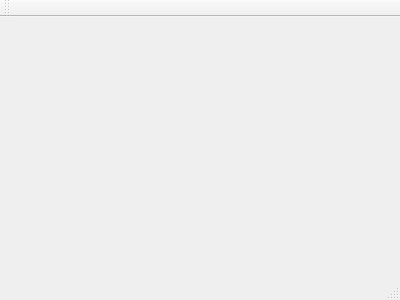
Before: the Qt Designer form mainwindow.ui in vieczorkamil/HMI-panel-PLC-S7-based-on-Raspberry-Pi-Engineering-Thesis, drawn with Qt 5.
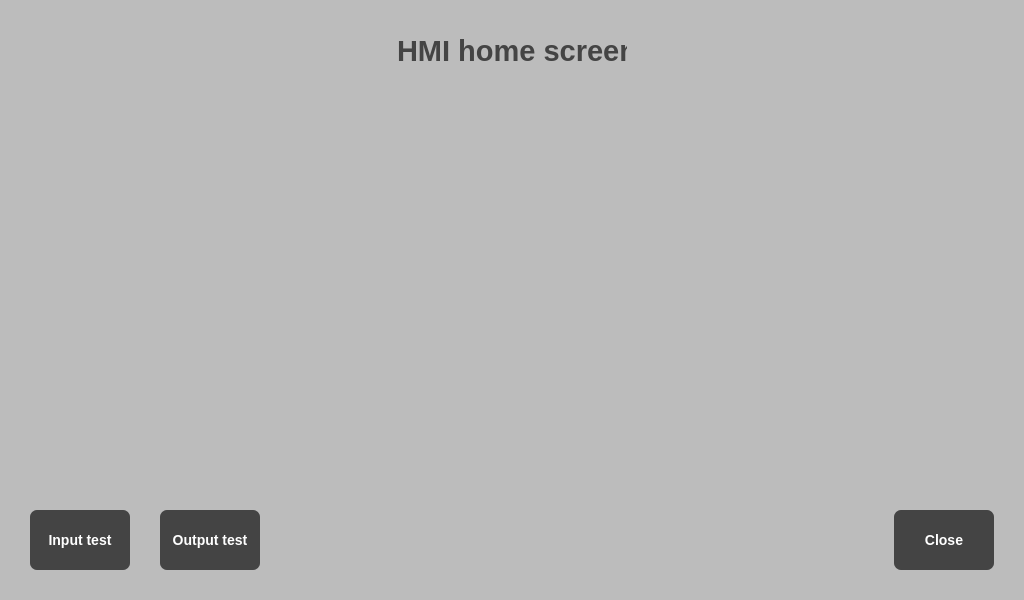
After: the same form once the commit is applied.

Commit message: Create two new ui form and few buttons

Patch:
```diff
--- a/mainwindow.ui
+++ b/mainwindow.ui
@@ -1,24 +1,113 @@
 <ui version="4.0">
  <class>MainWindow</class>
- <widget class="QMainWindow" name="MainWindow" >
-  <property name="geometry" >
+ <widget class="QMainWindow" name="MainWindow">
+  <property name="geometry">
    <rect>
     <x>0</x>
     <y>0</y>
-    <width>400</width>
-    <height>300</height>
+    <width>1024</width>
+    <height>600</height>
    </rect>
   </property>
   <property name="windowTitle" >
    <string>MainWindow</string>
   </property>
-  <widget class="QMenuBar" name="menuBar" />
-  <widget class="QToolBar" name="mainToolBar" />
-  <widget class="QWidget" name="centralWidget" />
-  <widget class="QStatusBar" name="statusBar" />
+  <widget class="QWidget" name="centralWidget">
+   <widget class="QStackedWidget" name="mainScreen">
+    <property name="geometry">
+     <rect>
+      <x>0</x>
+      <y>0</y>
+      <width>1024</width>
+      <height>600</height>
+     </rect>
+    </property>
+    <property name="styleSheet">
+     <string notr="true">#homeScreen{
+	background: rgb(188, 188, 188);
+}
+#infoLabel{
+	color: rgb(68, 68, 68);
+}
+QPushButton{
+	outline : 0px;
+	font: bold 14px;
+	color: white;
+	background: rgb(68, 68, 68);
+	border-radius: 7px;
+}
+
+QPushButton:pressed{ 
+	background:rgb(134, 134, 134) ;
+}</string>
+    </property>
+    <widget class="QWidget" name="homeScreen">
+     <widget class="QPushButton" name="inputTestButton">
+      <property name="geometry">
+       <rect>
+        <x>30</x>
+        <y>510</y>
+        <width>100</width>
+        <height>60</height>
+       </rect>
+      </property>
+      <property name="text">
+       <string>Input test</string>
+      </property>
+     </widget>
+     <widget class="QPushButton" name="outputTestButton">
+      <property name="geometry">
+       <rect>
+        <x>160</x>
+        <y>510</y>
+        <width>100</width>
+        <height>60</height>
+       </rect>
+      </property>
+      <property name="text">
+       <string>Output test</string>
+      </property>
+     </widget>
+     <widget class="QPushButton" name="closeButton">
+      <property name="geometry">
+       <rect>
+        <x>894</x>
+        <y>510</y>
+        <width>100</width>
+        <height>60</height>
+       </rect>
+      </property>
+      <property name="text">
+       <string>Close</string>
+      </property>
+     </widget>
+     <widget class="QLabel" name="infoLabel">
+      <property name="geometry">
+       <rect>
+        <x>397</x>
+        <y>30</y>
+        <width>230</width>
+        <height>41</height>
+       </rect>
+      </property>
+      <property name="font">
+       <font>
+        <pointsize>22</pointsize>
+        <weight>75</weight>
+        <italic>false</italic>
+        <bold>true</bold>
+       </font>
+      </property>
+      <property name="text">
+       <string>HMI home screen</string>
+      </property>
+     </widget>
+    </widget>
+    <widget class="QWidget" name="page_2"/>
+   </widget>
+  </widget>
  </widget>
- <layoutDefault spacing="6" margin="11" />
- <pixmapfunction></pixmapfunction>
+ <layoutdefault spacing="6" margin="11"/>
  <resources/>
  <connections/>
 </ui>
```
Left out of the diff: 3 changed lines with no effect on the pictures. The commit also changes 8 other files.
